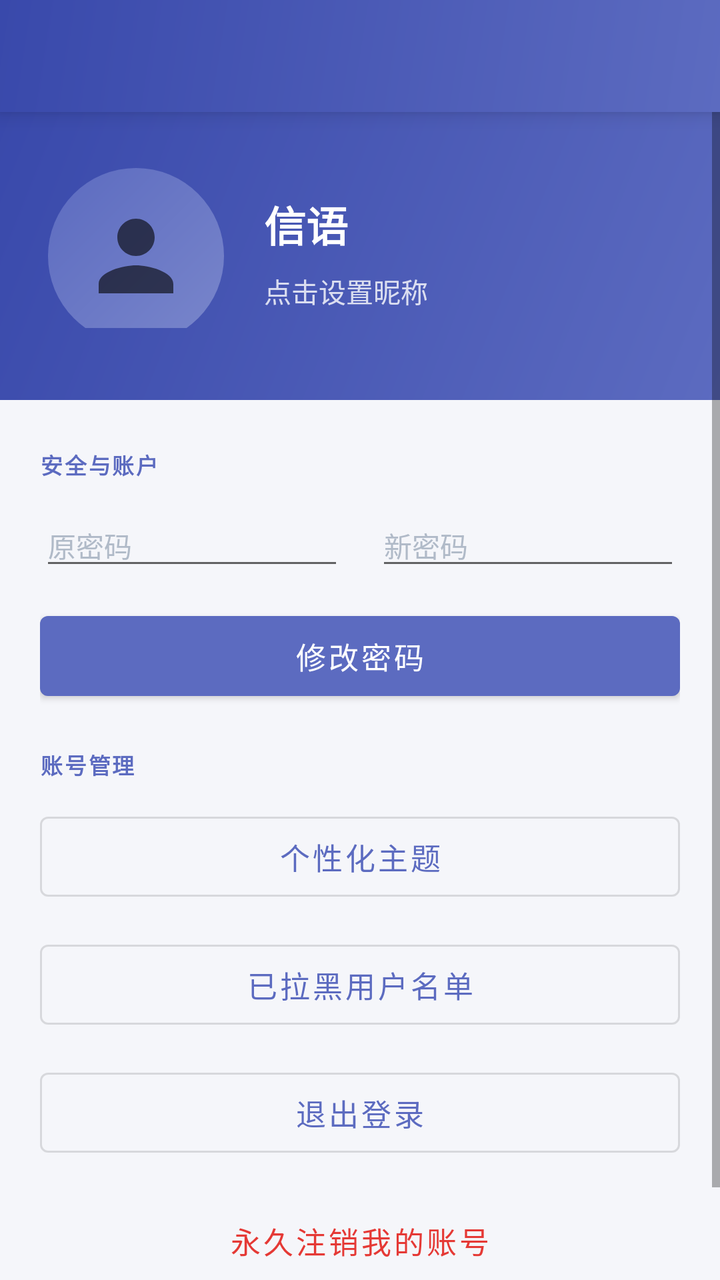
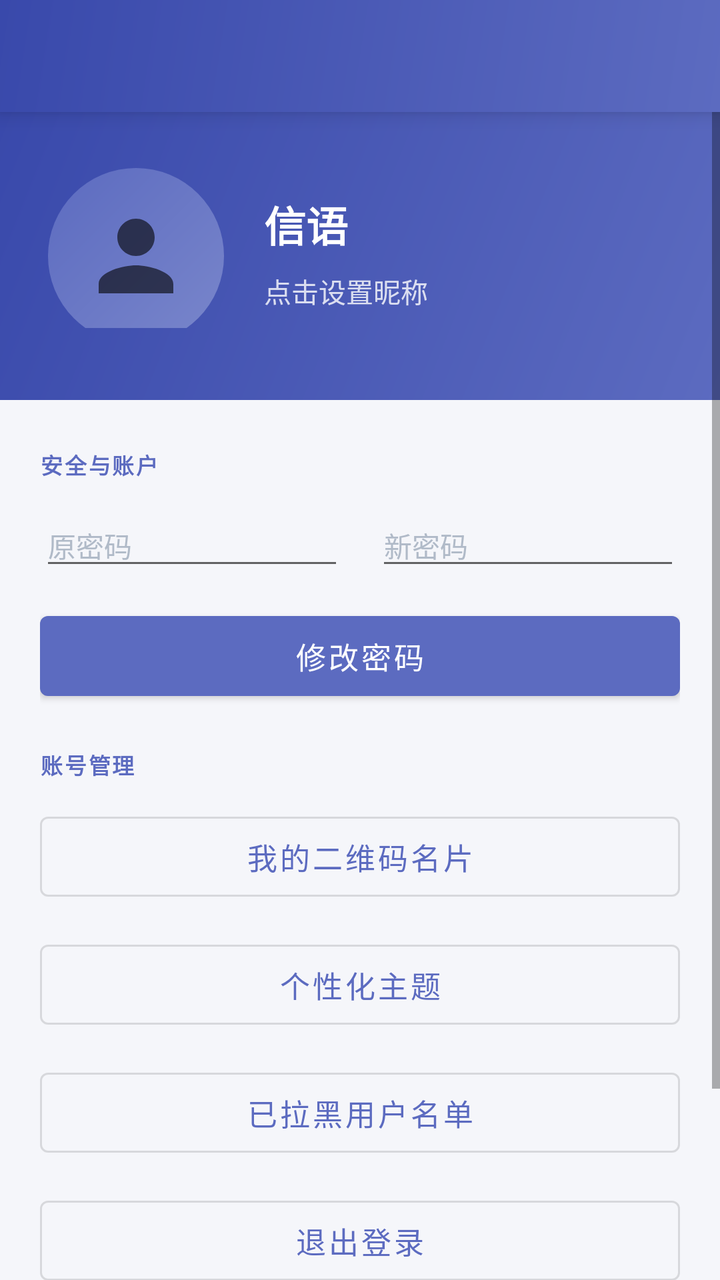

Before-and-after screenshots of an Android layout around one commit, followed by the original layout XML and the change that was made.
<!-- AndroidManifest.xml: application theme Theme.Xinyu -->
<!-- res/layout/fragment_profile.xml -->
<?xml version="1.0" encoding="utf-8"?>
<LinearLayout xmlns:android="http://schemas.android.com/apk/res/android"
    xmlns:app="http://schemas.android.com/apk/res-auto"
    android:layout_width="match_parent"
    android:layout_height="match_parent"
    android:orientation="vertical"
    android:background="@color/background">

    
    <androidx.appcompat.widget.Toolbar
        android:id="@+id/toolbar"
        android:layout_width="match_parent"
        android:layout_height="?attr/actionBarSize"
        android:background="@drawable/bg_header_gradient"
        android:elevation="6dp"
        app:titleTextColor="@android:color/white"/>

    <ScrollView
        android:layout_width="match_parent"
        android:layout_height="0dp"
        android:layout_weight="1"
        android:fillViewport="true">

        <LinearLayout
            android:layout_width="match_parent"
            android:layout_height="wrap_content"
            android:orientation="vertical">

            
            <RelativeLayout
                android:id="@+id/header_layout"
                android:layout_width="match_parent"
                android:layout_height="wrap_content"
                android:background="@drawable/bg_header_gradient"
                android:paddingHorizontal="24dp"
                android:paddingBottom="36dp"
                android:paddingTop="20dp">

                
                <FrameLayout
                    android:id="@+id/avatar_container"
                    android:layout_width="88dp"
                    android:layout_height="88dp"
                    android:layout_alignParentStart="true"
                    android:layout_centerVertical="true">

                    <ImageView
                        android:id="@+id/iv_avatar"
                        android:layout_width="match_parent"
                        android:layout_height="match_parent"
                        android:src="@drawable/ic_person"
                        android:background="@drawable/bg_avatar_circle"
                        android:scaleType="centerCrop"
                        android:padding="16dp"
                        android:contentDescription="头像"/>
                </FrameLayout>

                
                <LinearLayout
                    android:layout_width="match_parent"
                    android:layout_height="wrap_content"
                    android:layout_toEndOf="@id/avatar_container"
                    android:layout_marginStart="20dp"
                    android:layout_centerVertical="true"
                    android:orientation="vertical">

                    <TextView
                        android:id="@+id/tv_username"
                        android:layout_width="wrap_content"
                        android:layout_height="wrap_content"
                        android:text="@string/app_name"
                        android:textSize="21sp"
                        android:textStyle="bold"
                        android:textColor="@android:color/white"/>

                    <TextView
                        android:id="@+id/tv_nickname"
                        android:layout_width="wrap_content"
                        android:layout_height="wrap_content"
                        android:text="点击设置昵称"
                        android:textSize="13.5sp"
                        android:textColor="#CCFFFFFF"
                        android:clickable="true"
                        android:focusable="true"
                        android:background="?attr/selectableItemBackground"
                        android:paddingVertical="4dp"
                        android:layout_marginTop="4dp"/>
                </LinearLayout>
            </RelativeLayout>

            
            <LinearLayout
                android:layout_width="match_parent"
                android:layout_height="wrap_content"
                android:orientation="vertical"
                android:padding="20dp">

                
                <TextView
                    android:layout_width="wrap_content"
                    android:layout_height="wrap_content"
                    android:text="安全与账户"
                    android:textSize="11sp"
                    android:textStyle="bold"
                    android:textColor="@color/primary"
                    android:textAllCaps="true"
                    android:letterSpacing="0.08"
                    android:layout_marginBottom="12dp"
                    android:layout_marginTop="4dp"/>

                
                <LinearLayout
                    android:layout_width="match_parent"
                    android:layout_height="wrap_content"
                    android:orientation="horizontal"
                    android:layout_marginBottom="12dp">

                    <EditText
                        android:id="@+id/pwd_old"
                        android:layout_width="0dp"
                        android:layout_height="wrap_content"
                        android:layout_weight="1"
                        android:hint="原密码"
                        android:inputType="textPassword"
                        android:textSize="14sp"
                        android:textColor="@color/text_primary"
                        android:textColorHint="@color/text_hint"
                        android:layout_marginEnd="8dp"/>

                    <EditText
                        android:id="@+id/pwd_new"
                        android:layout_width="0dp"
                        android:layout_height="wrap_content"
                        android:layout_weight="1"
                        android:hint="新密码"
                        android:inputType="textPassword"
                        android:textSize="14sp"
                        android:textColor="@color/text_primary"
                        android:textColorHint="@color/text_hint"
                        android:layout_marginStart="8dp"/>

                </LinearLayout>

                <Button
                    android:id="@+id/btn_change_password"
                    android:layout_width="match_parent"
                    android:layout_height="52dp"
                    android:text="修改密码"
                    android:textAllCaps="false"
                    android:textSize="15sp"
                    android:layout_marginBottom="12dp"
                    style="@style/Widget.MaterialComponents.Button"/>

                
                <TextView
                    android:layout_width="wrap_content"
                    android:layout_height="wrap_content"
                    android:text="账号管理"
                    android:textSize="11sp"
                    android:textStyle="bold"
                    android:textColor="@color/primary"
                    android:textAllCaps="true"
                    android:letterSpacing="0.08"
                    android:layout_marginBottom="12dp"
                    android:layout_marginTop="8dp"/>

                
                <Button
                    android:id="@+id/btn_theme"
                    android:layout_width="match_parent"
                    android:layout_height="52dp"
                    android:text="个性化主题"
                    android:textAllCaps="false"
                    android:textSize="15sp"
                    android:layout_marginBottom="12dp"
                    style="@style/Widget.MaterialComponents.Button.OutlinedButton"/>

                
                <Button
                    android:id="@+id/btn_blacklist"
                    android:layout_width="match_parent"
                    android:layout_height="52dp"
                    android:text="已拉黑用户名单"
                    android:textAllCaps="false"
                    android:textSize="15sp"
                    android:layout_marginBottom="12dp"
                    style="@style/Widget.MaterialComponents.Button.OutlinedButton"/>

                
                <Button
                    android:id="@+id/btn_logout"
                    android:layout_width="match_parent"
                    android:layout_height="52dp"
                    android:text="退出登录"
                    android:textAllCaps="false"
                    android:textSize="15sp"
                    android:layout_marginBottom="12dp"
                    style="@style/Widget.MaterialComponents.Button.OutlinedButton"/>

                
                <Button
                    android:id="@+id/btn_delete_account"
                    android:layout_width="match_parent"
                    android:layout_height="52dp"
                    android:text="永久注销我的账号"
                    android:textAllCaps="false"
                    android:textColor="#E53935"
                    android:textSize="15sp"
                    style="@style/Widget.MaterialComponents.Button.TextButton"
                    android:layout_marginBottom="24dp"/>

                <ProgressBar
                    android:id="@+id/progress_bar"
                    android:layout_width="wrap_content"
                    android:layout_height="wrap_content"
                    android:layout_gravity="center_horizontal"
                    android:layout_marginTop="8dp"
                    android:visibility="gone"/>

            </LinearLayout>
        </LinearLayout>
    </ScrollView>

</LinearLayout>
<!-- resources referenced by this layout -->
<resources>
  <color name="background">#F5F6FA</color>
  <color name="primary">#5C6BC0</color>
  <color name="text_hint">#B0BAC8</color>
  <color name="text_primary">#1A1A2E</color>
  <!-- drawable bg_avatar_circle (drawable) -->
  <?xml version="1.0" encoding="utf-8"?>
  <shape xmlns:android="http://schemas.android.com/apk/res/android"
      android:shape="oval">
      <gradient
          android:startColor="#7986CB"
          android:endColor="#5C6BC0"
          android:angle="135" />
  </shape>
  <!-- drawable bg_header_gradient (drawable) -->
  <?xml version="1.0" encoding="utf-8"?>
  <shape xmlns:android="http://schemas.android.com/apk/res/android">
      <gradient
          android:startColor="#5C6BC0"
          android:endColor="#3949AB"
          android:angle="135"
          android:type="linear" />
  </shape>
  <!-- drawable ic_person (drawable) -->
  <vector xmlns:android="http://schemas.android.com/apk/res/android"
      android:width="24dp"
      android:height="24dp"
      android:viewportWidth="24"
      android:viewportHeight="24"
      android:tint="?attr/colorControlNormal">
      <path
          android:fillColor="@android:color/white"
          android:pathData="M12,12c2.21,0 4,-1.79 4,-4s-1.79,-4 -4,-4 -4,1.79 -4,4 1.79,4 4,4zM12,14c-2.67,0 -8,1.34 -8,4v2h16v-2c0,-2.66 -5.33,-4 -8,-4z"/>
  </vector>
  <string name="app_name">信语</string>
  <style name="Theme.Xinyu" parent="Theme.MaterialComponents.Light.NoActionBar">
          <item name="colorPrimary">@color/primary</item>
          <item name="colorPrimaryVariant">@color/primary_dark</item>
          <item name="colorOnPrimary">@android:color/white</item>
          <item name="colorSecondary">@color/accent</item>
          <item name="colorSecondaryVariant">@color/accent</item>
          <item name="colorOnSecondary">@android:color/white</item>
          <item name="android:statusBarColor">@color/primary_dark</item>
          <item name="android:windowBackground">@color/background</item>
          <item name="colorSurface">@color/surface</item>
          <item name="android:windowAnimationStyle">@style/WindowTransitions</item>
      </style>
  <color name="primary_dark">#3949AB</color>
  <color name="accent">#FF4081</color>
  <color name="surface">#FFFFFF</color>
  <style name="WindowTransitions">
          <item name="android:activityOpenEnterAnimation">@anim/slide_in_right</item>
          <item name="android:activityOpenExitAnimation">@anim/slide_out_left</item>
          <item name="android:activityCloseEnterAnimation">@anim/slide_in_left</item>
          <item name="android:activityCloseExitAnimation">@anim/slide_out_right</item>
      </style>
</resources>

<!-- the commit's change to res/layout/fragment_profile.xml (unified diff, before → after) -->
@@ -166,6 +166,17 @@
 
                 
                 <Button
+                    android:id="@+id/btn_qr_code"
+                    android:layout_width="match_parent"
+                    android:layout_height="52dp"
+                    android:text="我的二维码名片"
+                    android:textAllCaps="false"
+                    android:textSize="15sp"
+                    android:layout_marginBottom="12dp"
+                    style="@style/Widget.MaterialComponents.Button.OutlinedButton"/>
+
+                
+                <Button
                     android:id="@+id/btn_theme"
                     android:layout_width="match_parent"
                     android:layout_height="52dp"
